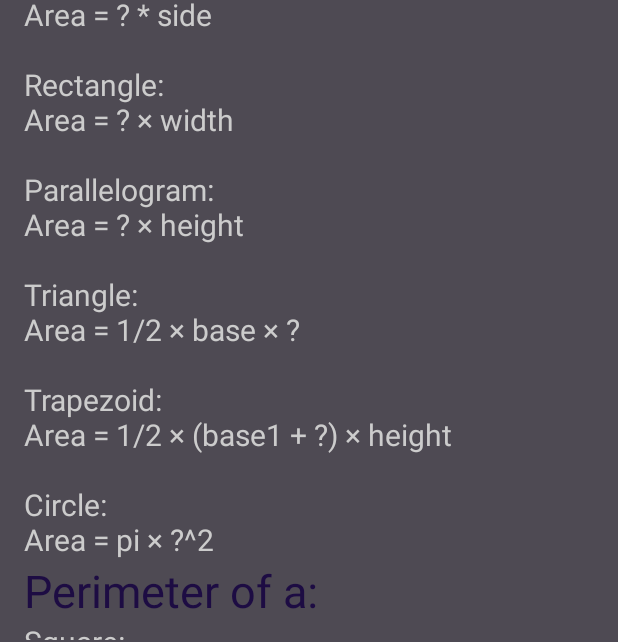
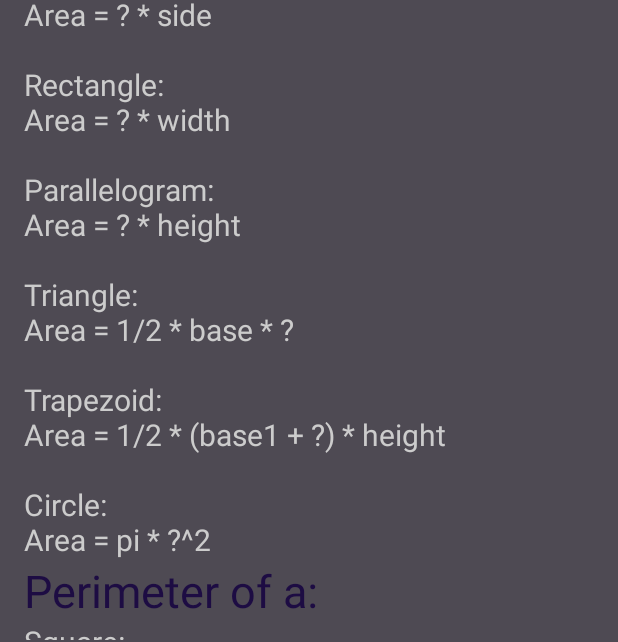
Before and after one commit to MyannaHarris/GEDMobileApp, an Android app: the FormulaMemorization screen opened directly, with no data from a screen before it, after a tap on "HIDE ONE PART", on a phone screen of 412 x 824 dp. Shown: the part 572-1214 px from the top of the screen. Run offline under Robolectric (Android 15) with nearby library versions, the phone set to English and light mode, and no system bars.

Commit message:
tutorial and tools fixes

```diff
--- a/GEDAppGUI/app/src/main/java/com/gedappgui/gedappgui/FormulaMemorization.java
+++ b/GEDAppGUI/app/src/main/java/com/gedappgui/gedappgui/FormulaMemorization.java
@@ -60,26 +60,26 @@ public class FormulaMemorization extends AppCompatActivity {
         TextView volumeformulas = (TextView)findViewById(R.id.volumeformulas);
         TextView wpformulas = (TextView)findViewById(R.id.wpformulas);
 
-        String areas = "Square:\nArea = side * side \n \nRectangle:\nArea = length × width \n \n" +
-                "Parallelogram:\nArea = base × height \n \nTriangle:\nArea = 1/2 × base × height \n \n" +
-                "Trapezoid:\nArea = 1/2 × (base1 + base2) × height \n \nCircle:\nArea = pi × radius^2";
+        String areas = "Square:\nArea = side * side \n \nRectangle:\nArea = length * width \n \n" +
+                "Parallelogram:\nArea = base * height \n \nTriangle:\nArea = 1/2 * base * height \n \n" +
+                "Trapezoid:\nArea = 1/2 * (base1 + base2) * height \n \nCircle:\nArea = pi * radius^2";
 
         areaformulas.setText(areas);
 
-        String perimeters = "Square:\nPerimeter = 4 × side \n \nRectangle:\nPerimeter = 2 × length + 2 × width" +
-                "\n \nTriangle:\nPerimeter = side1 + side2 + side3 \n \nCircle:\nCircumference = pi × diameter";
+        String perimeters = "Square:\nPerimeter = 4 * side \n \nRectangle:\nPerimeter = 2 * length + 2 * width" +
+                "\n \nTriangle:\nPerimeter = side1 + side2 + side3 \n \nCircle:\nCircumference = pi * diameter";
 
         perimeterformulas.setText(perimeters);
 
-        String volumes = "Cube:\nVolume = edge^3 \n \nRectangular Solid:\nVolume = length × width × height" +
-                "\n \nSquare Pyramid:\nVolume = 1/3 × (base edge)^2 × height \n \nCylinder:\nVolume = pi × radius^2 × height" +
-                "\n \nCone:\nVolume = 1/3 × pi × radius^2 × height";
+        String volumes = "Cube:\nVolume = edge^3 \n \nRectangular Solid:\nVolume = length * width * height" +
+                "\n \nSquare Pyramid:\nVolume = 1/3 * (base edge)^2 * height \n \nCylinder:\nVolume = pi * radius^2 * height" +
+                "\n \nCone:\nVolume = 1/3 * pi * radius^2 * height";
 
         volumeformulas.setText(volumes);
 
         String wordprobformulas = "Pthagorean:\nleg1^2 + leg2^2 = hypotenuse^2\n \nSimple Interest" +
-                ":\ninterest = principal × rate × time \n \nDistance:\ndistance = rate × time \n \n" +
-                "Total Cost:\ntotal cost = (number of units) × (price per unit)";
+                ":\ninterest = principal * rate * time \n \nDistance:\ndistance = rate * time \n \n" +
+                "Total Cost:\ntotal cost = (number of units) * (price per unit)";
 
         wpformulas.setText(wordprobformulas);
 
@@ -93,26 +93,26 @@ public class FormulaMemorization extends AppCompatActivity {
         TextView volumeformulas = (TextView)findViewById(R.id.volumeformulas);
         TextView wpformulas = (TextView)findViewById(R.id.wpformulas);
 
-        String areas = "Square:\nArea = ? * side \n \nRectangle:\nArea = ? × width \n \n" +
-                "Parallelogram:\nArea = ? × height \n \nTriangle:\nArea = 1/2 × base × ? \n \n" +
-                "Trapezoid:\nArea = 1/2 × (base1 + ?) × height \n \nCircle:\nArea = pi × ?^2";
+        String areas = "Square:\nArea = ? * side \n \nRectangle:\nArea = ? * width \n \n" +
+                "Parallelogram:\nArea = ? * height \n \nTriangle:\nArea = 1/2 * base * ? \n \n" +
+                "Trapezoid:\nArea = 1/2 * (base1 + ?) * height \n \nCircle:\nArea = pi * ?^2";
 
         areaformulas.setText(areas);
 
-        String perimeters = "Square:\nPerimeter = ? × side \n \nRectangle:\nPerimeter = 2 × ? + 2 × width" +
-                "\n \nTriangle:\nPerimeter = ? + side2 + side3 \n \nCircle:\nCircumference = pi × ?";
+        String perimeters = "Square:\nPerimeter = ? * side \n \nRectangle:\nPerimeter = 2 * ? + 2 * width" +
+                "\n \nTriangle:\nPerimeter = ? + side2 + side3 \n \nCircle:\nCircumference = pi * ?";
 
         perimeterformulas.setText(perimeters);
 
-        String volumes = "Cube:\nVolume = ?^3 \n \nRectangular Solid:\nVolume = length × ? × height" +
-                "\n \nSquare Pyramid:\nVolume = 1/3 × (?)^2 × height \n \nCylinder:\nVolume = pi × radius^2 × ?" +
-                "\n \nCone:\nVolume = 1/3 × pi × radius^2 × ?";
+        String volumes = "Cube:\nVolume = ?^3 \n \nRectangular Solid:\nVolume = length * ? * height" +
+                "\n \nSquare Pyramid:\nVolume = 1/3 * (?)^2 * height \n \nCylinder:\nVolume = pi * radius^2 * ?" +
+                "\n \nCone:\nVolume = 1/3 * pi * radius^2 * ?";
 
         volumeformulas.setText(volumes);
 
         String wordprobformulas = "Pthagorean:\nleg1^2 + ?^2 = hypotenuse^2\n \nSimple Interest" +
-                ":\ninterest = principal × ? × time \n \nDistance:\ndistance = rate × ? \n \n" +
-                "Total Cost:\ntotal cost = (number of units) × (?)";
+                ":\ninterest = principal * ? * time \n \nDistance:\ndistance = rate × ? \n \n" +
+                "Total Cost:\ntotal cost = (number of units) * (?)";
 
         wpformulas.setText(wordprobformulas);
     }
@@ -126,26 +126,26 @@ public class FormulaMemorization extends AppCompatActivity {
         TextView volumeformulas = (TextView)findViewById(R.id.volumeformulas);
         TextView wpformulas = (TextView)findViewById(R.id.wpformulas);
 
-        String areas = "Square:\nArea = ? * ? \n \nRectangle:\nArea = ? × ? \n \n" +
-                "Parallelogram:\nArea = ? × ? \n \nTriangle:\nArea = ? × base × ? \n \n" +
-                "Trapezoid:\nArea = 1/2 × (base1 + ?) × ? \n \nCircle:\nArea = ? × ?^2";
+        String areas = "Square:\nArea = ? * ? \n \nRectangle:\nArea = ? * ? \n \n" +
+                "Parallelogram:\nArea = ? * ? \n \nTriangle:\nArea = ? * base * ? \n \n" +
+                "Trapezoid:\nArea = 1/2 * (base1 + ?) * ? \n \nCircle:\nArea = ? * ?^2";
 
         areaformulas.setText(areas);
 
-        String perimeters = "Square:\nPerimeter = ? × ? \n \nRectangle:\nPerimeter = 2 × ? + 2 × ?" +
-                "\n \nTriangle:\nPerimeter = ? + side2 + ? \n \nCircle:\nCircumference = ? × ?";
+        String perimeters = "Square:\nPerimeter = ? * ? \n \nRectangle:\nPerimeter = 2 * ? + 2 * ?" +
+                "\n \nTriangle:\nPerimeter = ? + side2 + ? \n \nCircle:\nCircumference = ? * ?";
 
         perimeterformulas.setText(perimeters);
 
-        String volumes = "Cube:\nVolume = ?^? \n \nRectangular Solid:\nVolume = ? × ? × height" +
-                "\n \nSquare Pyramid:\nVolume = ? × (?)^2 × height \n \nCylinder:\nVolume = pi × ?^2 × ?" +
-                "\n \nCone:\nVolume = 1/3 × ? × radius^2 × ?";
+        String volumes = "Cube:\nVolume = ?^? \n \nRectangular Solid:\nVolume = ? * ? * height" +
+                "\n \nSquare Pyramid:\nVolume = ? * (?)^2 * height \n \nCylinder:\nVolume = pi * ?^2 * ?" +
+                "\n \nCone:\nVolume = 1/3 * ? * radius^2 * ?";
 
         volumeformulas.setText(volumes);
 
         String wordprobformulas = "Pthagorean:\n?^2 + ?^2 = hypotenuse^2\n \nSimple Interest" +
-                ":\ninterest = ? × ? × time \n \nDistance:\ndistance = ? × ? \n \n" +
-                "Total Cost:\ntotal cost = (?) × (?)";
+                ":\ninterest = ? * ? * time \n \nDistance:\ndistance = ? * ? \n \n" +
+                "Total Cost:\ntotal cost = (?) * (?)";
 
         wpformulas.setText(wordprobformulas);
     }
--- a/GEDAppGUI/app/src/main/java/com/gedappgui/gedappgui/Login.java
+++ b/GEDAppGUI/app/src/main/java/com/gedappgui/gedappgui/Login.java
@@ -178,5 +178,9 @@ public class Login extends AppCompatActivity {
         Intent achievement = new Intent(this, AchievementPopUp.class);
         achievement.putExtra("achievementID", 1);
         startActivity(achievement);
+
+        //Show tutorial on first time login
+        Intent intentT = new Intent(this, Tutorial.class);
+        startActivity(intentT);
     }
 }
--- a/GEDAppGUI/app/src/main/java/com/gedappgui/gedappgui/MainActivity.java
+++ b/GEDAppGUI/app/src/main/java/com/gedappgui/gedappgui/MainActivity.java
@@ -68,10 +68,6 @@ public class MainActivity extends AppCompatActivity {
             // Show login first time the app is opened
             Intent intent = new Intent(this, Login.class);
             startActivity(intent);
-
-            //Show tutorial on first time login
-            Intent intentT = new Intent(this, Tutorial.class);
-            startActivity(intentT);
 
         }
         else {
--- a/GEDAppGUI/app/src/main/res/layout/activity_fraction_to_decimal_tool.xml
+++ b/GEDAppGUI/app/src/main/res/layout/activity_fraction_to_decimal_tool.xml
@@ -60,7 +60,8 @@
             android:layout_below="@+id/FractionConvertHint"
             android:layout_alignLeft="@+id/DecimalInput"
             android:layout_alignStart="@+id/DecimalInput"
-            android:maxLength="10"/>
+            android:maxLength="10"
+            android:hint="3/4"/>
 
         <TextView
             android:text=""
@@ -104,7 +105,8 @@
             android:id="@+id/DecimalInput"
             android:maxLength="7"
             android:layout_below="@+id/textView2"
-            android:layout_centerHorizontal="true" />
+            android:layout_centerHorizontal="true"
+            android:hint="2.08"/>
 
         <TextView
             android:text=""
```
Also changed, not shown: GEDAppGUI/app/src/main/java/com/gedappgui/gedappgui/Tutorial.java (+5 -7 lines).
